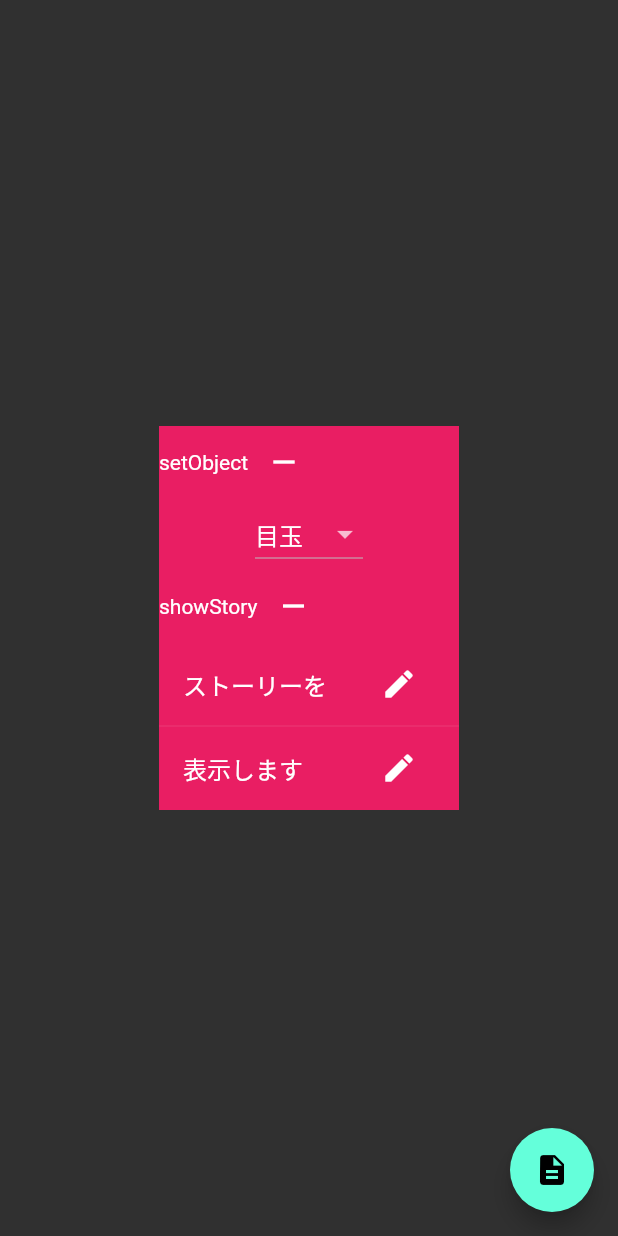
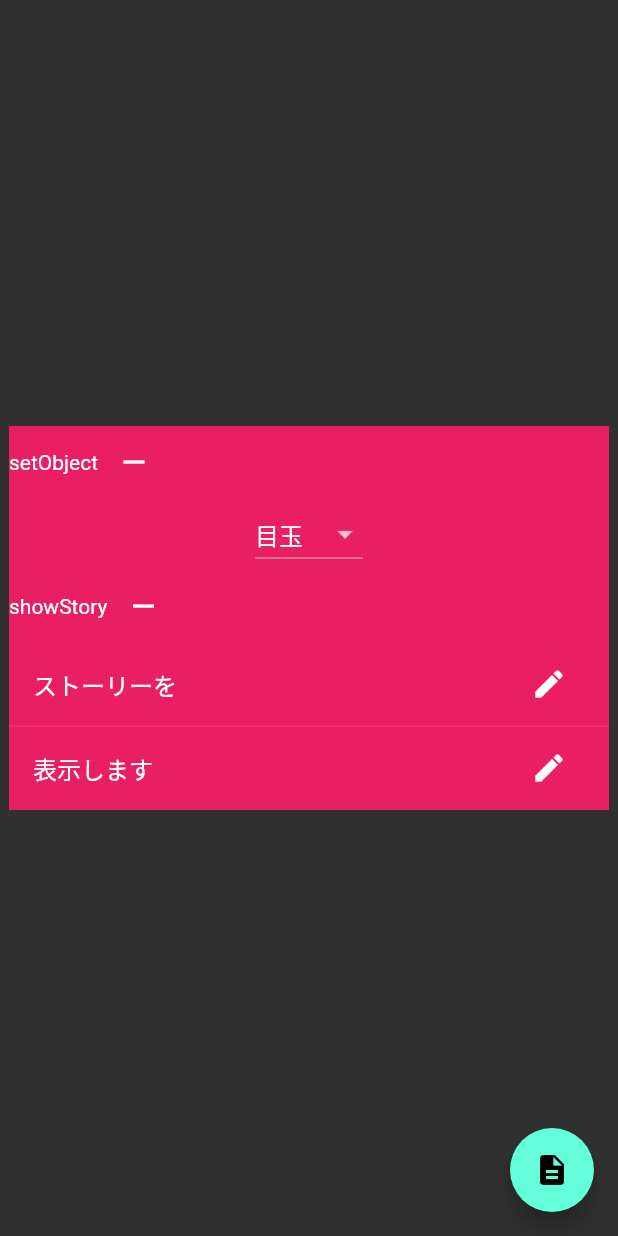
Before and after one commit to sinano1107/Yonaki, a Flutter app: the ProgramScreen screen opened by its route, on a phone screen of 412 x 824 dp. Run offline on Flutter 3.47's test engine with Material 2 defaults, Android fonts, the light colour scheme and no system bars; our stand-ins replace animated_text_kit, latlong, location; missing offline and left inert: flutter_unity_widget.

Commit message:
[fix] ストーリーが正しく表示されないバグを修正

```diff
--- a/lib/components/edit_stories.dart
+++ b/lib/components/edit_stories.dart
@@ -57,7 +57,7 @@ class _EditStoriesState extends State<EditStories> {
                     });
                   },
                   dispose: () {
-                    widget.disposed(stories.toString());
+                    widget.disposed(json.encode(stories));
                   },
                 ),
               ),
--- a/lib/models/program.dart
+++ b/lib/models/program.dart
@@ -67,7 +67,7 @@ class Program {
     });
 
     return Container(
-      width: 200,
+      width: 400,
       color: Colors.pink,
       child: Column(
         children: <Widget>[
```
